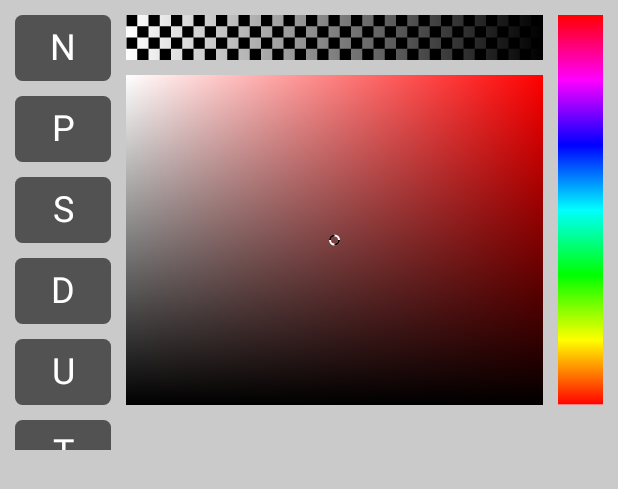
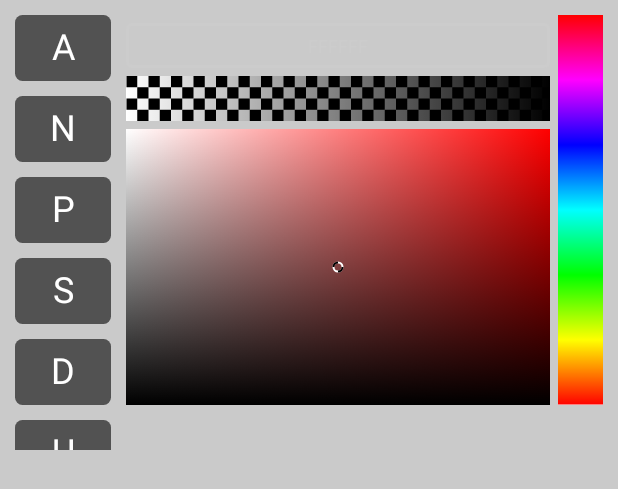
Before and after one commit to Mr-XiaoLiang/LCountdown, an Android app: the layout fragment_countdown_color.xml on its own in the app's theme, with its tools: preview values and no code run, on a phone screen of 412 x 824 dp. Shown: the top 489 px of the screen. Run offline under Robolectric (Android 15) with nearby library versions, the phone set to English and light mode, and no system bars.

Commit message:
fix: 修复组件选择按钮颜色自动变暗的问题 add: 增加颜色全局设置功能 add: 增加颜色值的显示和直接修改功能

```diff
--- a/mobile/build.gradle
+++ b/mobile/build.gradle
@@ -29,7 +29,7 @@ android {
 
 dependencies {
     implementation fileTree(include: ['*.jar'], dir: 'libs')
-    implementation "org.jetbrains.kotlin:kotlin-stdlib-jdk7:1.3.71"
+    implementation "org.jetbrains.kotlin:kotlin-stdlib-jdk7:1.3.72"
     implementation 'androidx.appcompat:appcompat:1.1.0'
     implementation 'androidx.constraintlayout:constraintlayout:1.1.3'
     implementation 'com.google.android.material:material:1.2.0-alpha06'
--- a/mobile/src/main/java/liang/lollipop/lcountdown/utils/WidgetUtil.kt
+++ b/mobile/src/main/java/liang/lollipop/lcountdown/utils/WidgetUtil.kt
@@ -406,6 +406,8 @@ object WidgetUtil {
     }
 
     enum class Target(val value: Int) {
+        /** 全部 **/
+        All(-2),
         /** 什么也没有 **/
         Nothing(-1),
         /** 名称 **/
--- a/mobile/src/main/java/liang/lollipop/lcountdown/view/ExpandButtonGroup.kt
+++ b/mobile/src/main/java/liang/lollipop/lcountdown/view/ExpandButtonGroup.kt
@@ -27,13 +27,13 @@ class ExpandButtonGroup(context: Context, attr: AttributeSet?,
     var selectedColor = Color.BLUE
         set(value) {
             field = value
-            onBtnClick()
+            updateBtnColor()
         }
 
     var defaultColor = Color.GREEN
         set(value) {
             field = value
-            onBtnClick()
+            updateBtnColor()
         }
 
     var textMaxLines = 1
@@ -108,6 +108,10 @@ class ExpandButtonGroup(context: Context, attr: AttributeSet?,
                 selectedIndex = index
             }
         }
+        updateBtnColor()
+    }
+
+    private fun updateBtnColor() {
         for (i in 0 until childCount) {
             getChildAt(i).let {
                 if (it is ExpandButton) {
@@ -119,15 +123,7 @@ class ExpandButtonGroup(context: Context, attr: AttributeSet?,
 
     override fun onLayout(changed: Boolean, l: Int, t: Int, r: Int, b: Int) {
         super.onLayout(changed, l, t, r, b)
-        if (selectedIndex == NOTHING) {
-            for (i in 0 until childCount) {
-                if (getChildAt(i) is ExpandButton) {
-                    selectedIndex = i
-                    break
-                }
-            }
-        }
-        onBtnClick()
+        updateBtnColor()
     }
 
     override fun onMeasure(widthMeasureSpec: Int, heightMeasureSpec: Int) {
--- a/mobile/src/main/res/layout/fragment_countdown_color.xml
+++ b/mobile/src/main/res/layout/fragment_countdown_color.xml
@@ -52,6 +52,14 @@
             android:paddingBottom="30dp"
             app:defaultColor="@color/expandBtnDefault"
             app:selectedColor="@color/expandBtnSelect">
+
+            <liang.lollipop.lcountdown.view.TextIconExpandButton
+                android:id="@+id/allModeBtn"
+                style="@style/expandBtn"
+                android:layout_width="wrap_content"
+                android:layout_height="wrap_content"
+                app:iconTextSize="24dp"
+                app:text="@string/all" />
 
             <liang.lollipop.lcountdown.view.TextIconExpandButton
                 android:id="@+id/titleModeBtn"
@@ -126,14 +134,40 @@
         app:layout_constraintRight_toRightOf="@id/panelRight"
         app:layout_constraintBottom_toBottomOf="@id/panelBottom"/>
 
+    <com.google.android.material.textfield.TextInputLayout
+        android:layout_width="0px"
+        android:layout_height="wrap_content"
+        android:id="@+id/colorValueGroup"
+        app:layout_constraintTop_toTopOf="@id/panelTop"
+        app:layout_constraintLeft_toLeftOf="@id/panelLeft"
+        app:layout_constraintRight_toLeftOf="@id/huePalette"
+        android:layout_marginEnd="5dp"
+        style="@style/darkInputLayoutStyle">
+        <com.google.android.material.textfield.TextInputEditText
+            android:layout_width="match_parent"
+            android:layout_height="30dp"
+            android:id="@+id/colorValueView"
+            android:textSize="12dp"
+            style="@style/darkInputLayoutStyle"
+            android:gravity="center"
+            android:text="FFFFFF"
+            android:singleLine="true"
+            android:maxLines="1"
+            android:maxLength="8"
+            android:digits="0123456789abcdefABCDEF"
+            android:padding="0px"
+            android:inputType="textVisiblePassword"
+            android:imeOptions="actionDone"/>
+    </com.google.android.material.textfield.TextInputLayout>
+
     <liang.lollipop.lcountdown.view.TransparencyPaletteView
         android:id="@+id/transparencyPalette"
         android:layout_width="0px"
         android:layout_height="30dp"
-        app:layout_constraintTop_toTopOf="@id/panelTop"
+        app:layout_constraintTop_toBottomOf="@id/colorValueGroup"
         app:layout_constraintLeft_toLeftOf="@id/panelLeft"
-        app:layout_constraintRight_toLeftOf="@id/huePalette"
-        android:layout_marginRight="10dp"/>
+        app:layout_constraintRight_toRightOf="@id/colorValueGroup"
+        android:layout_marginTop="5dp"/>
 
     <liang.lollipop.lcountdown.view.SatValPaletteView
         android:id="@+id/satValPalette"
@@ -143,6 +177,6 @@
         app:layout_constraintLeft_toLeftOf="@id/panelLeft"
         app:layout_constraintRight_toRightOf="@id/transparencyPalette"
         app:layout_constraintBottom_toTopOf="@id/panelBottom"
-        android:layout_marginTop="10dp"/>
+        android:layout_marginTop="5dp"/>
 
 </androidx.constraintlayout.widget.ConstraintLayout>
--- a/mobile/src/main/res/values/strings.xml
+++ b/mobile/src/main/res/values/strings.xml
@@ -116,4 +116,5 @@
     <string name="title_image_fragment">图片</string>
     <string name="granted_permission">Check permission</string>
     <string name="save">save</string>
+    <string name="all">All</string>
 </resources>
```
Also changed, not shown: mobile/src/main/java/liang/lollipop/lcountdown/fragment/CountdownColorFragment.kt (+104 -2 lines), 1 other file.
